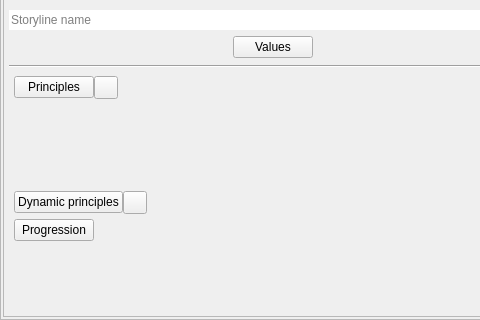
This is ui/plot_widget.ui in zkovari/plotlyst as Qt 5 draws it before an edit; both pictures show x 0 to 480 and y 125 to 445 of the 570 by 445 pixel window. The edited form follows.
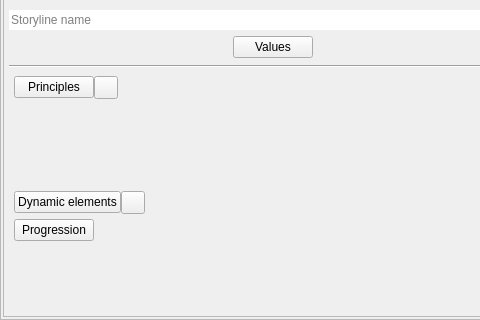
This is the edited form. Custom widgets are drawn as their Qt base class.

Commit message: New name and style for plot dynamic elements, closes #1179

Patch:
```diff
--- a/ui/plot_widget.ui
+++ b/ui/plot_widget.ui
@@ -416,7 +416,7 @@
                    <enum>Qt::NoFocus</enum>
                   </property>
                   <property name="text">
-                   <string>Dynamic principles</string>
+                   <string>Dynamic elements</string>
                   </property>
                   <property name="transparent" stdset="0">
                    <bool>true</bool>
```
Left out of the diff: 2 changed lines with no effect on the pictures. The commit also changes 4 other files.
